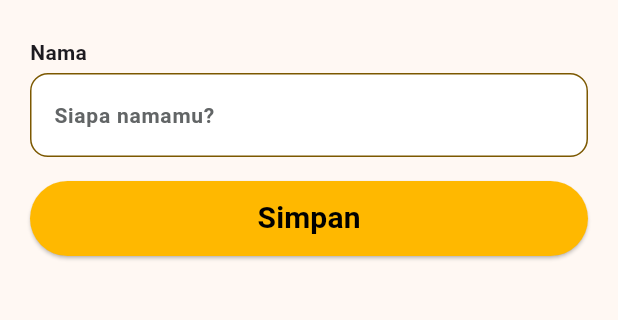
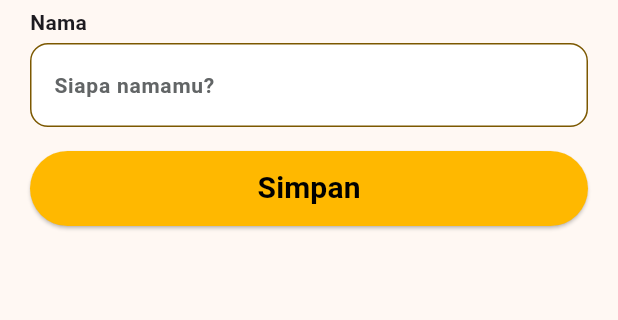
Before and after one commit to clarazefanya/DeeBee, a Flutter app: the Profile screen opened directly, after a tap on "Update Profile", on a phone screen of 412 x 824 dp, the part 359-679 px from its top. Run offline on Flutter 3.47's test engine with Material 3 defaults, Android fonts, the phone set to English and light mode, and no system bars; our stand-ins replace cloud_firestore, firebase_auth, firebase_core, flutter_image_compress, flutter_spinkit, image_picker and 2 more; accounts and stored records are empty.

Commit message:
fix: update profile, add: user management repo

```diff
--- a/lib/views/Profile/profile.dart
+++ b/lib/views/Profile/profile.dart
@@ -415,7 +415,7 @@ class _ProfileState extends State<Profile> {
                                     backgroundColor: AppColors.primaryHoney,
                                     radius: 16,
                                     child: Icon(
-                                      Icons.person,
+                                      Icons.person_outline_rounded,
                                       color: AppColors.primaryBlack,
                                       size: 20,
                                     ),
--- a/lib/views/Profile/update_profile.dart
+++ b/lib/views/Profile/update_profile.dart
@@ -149,7 +149,7 @@ class _UpdateProfileState extends State<UpdateProfile> {
                     );
                   },
                 ),
-                const SizedBox(height: 20),
+                // const SizedBox(height: 20),
 
                 // Input Nama
                 const Text(
--- a/pubspec.yaml
+++ b/pubspec.yaml
@@ -16,7 +16,7 @@ publish_to: 'none' # Remove this line if you wish to publish to pub.dev
 # https://developer.apple.com/library/archive/documentation/General/Reference/InfoPlistKeyReference/Articles/CoreFoundationKeys.html
 # In Windows, build-name is used as the major, minor, and patch parts
 # of the product and file versions while build-number is used as the build suffix.
-version: 2.1.0+3
+version: 2.1.0+4
 
 environment:
   sdk: ^3.11.4
```
Also changed, not shown: lib/database/repository/firebase/user_repository_firebase.dart (+16 -0 lines).
